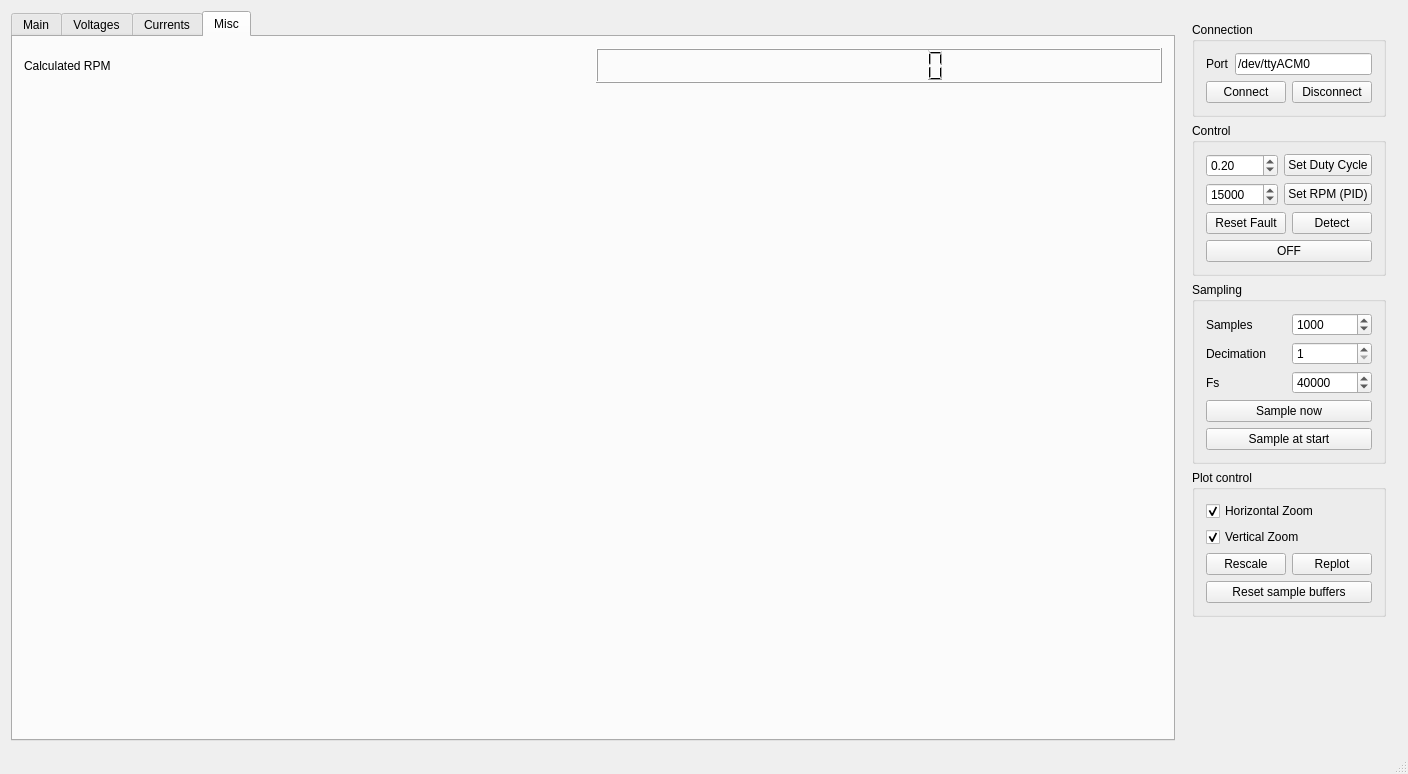
vedderb/bldc-tool, file mainwindow.ui: the form before one commit.
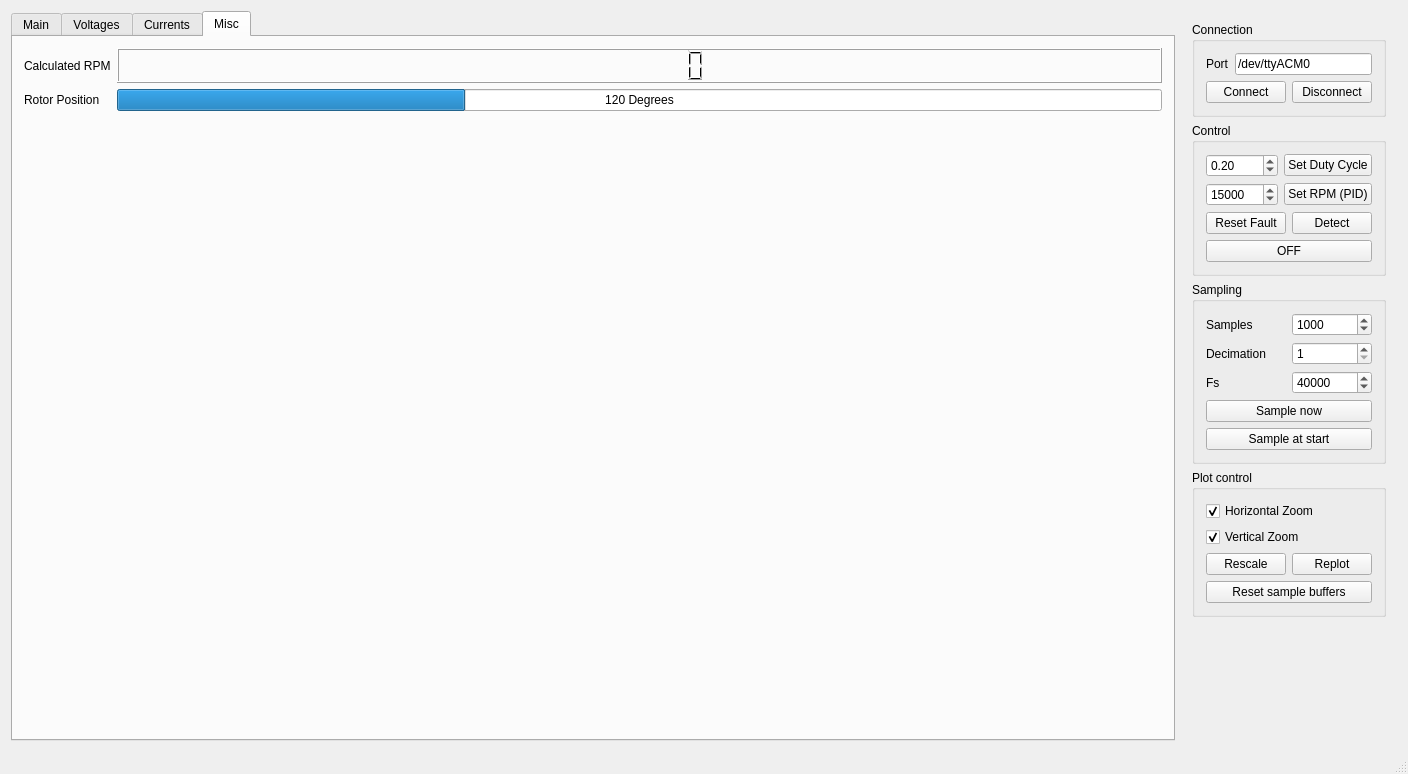
The form after the commit. The open tabs and pages were chosen to show the change. Custom widgets are drawn as their Qt base class.

Commit message: Rotor position sensing display support

What changed in the file:
```diff
--- a/mainwindow.ui
+++ b/mainwindow.ui
@@ -718,15 +718,15 @@
          </attribute>
          <layout class="QVBoxLayout" name="verticalLayout_5">
           <item>
-           <layout class="QHBoxLayout" name="horizontalLayout_7">
-            <item>
+           <layout class="QGridLayout" name="gridLayout_8">
+            <item row="0" column="0">
              <widget class="QLabel" name="label_4">
               <property name="text">
                <string>Calculated RPM</string>
               </property>
              </widget>
             </item>
-            <item>
+            <item row="0" column="1">
              <widget class="QLCDNumber" name="rpmLcdNumber">
               <property name="minimumSize">
                <size>
@@ -739,6 +739,26 @@
               </property>
              </widget>
             </item>
+            <item row="1" column="0">
+             <widget class="QLabel" name="label_11">
+              <property name="text">
+               <string>Rotor Position</string>
+              </property>
+             </widget>
+            </item>
+            <item row="1" column="1">
+             <widget class="QProgressBar" name="rotorPosBar">
+              <property name="maximum">
+               <number>360</number>
+              </property>
+              <property name="value">
+               <number>120</number>
+              </property>
+              <property name="format">
+               <string>%v Degrees</string>
+              </property>
+             </widget>
+            </item>
            </layout>
           </item>
           <item>
```
The commit also changes 4 other files.
